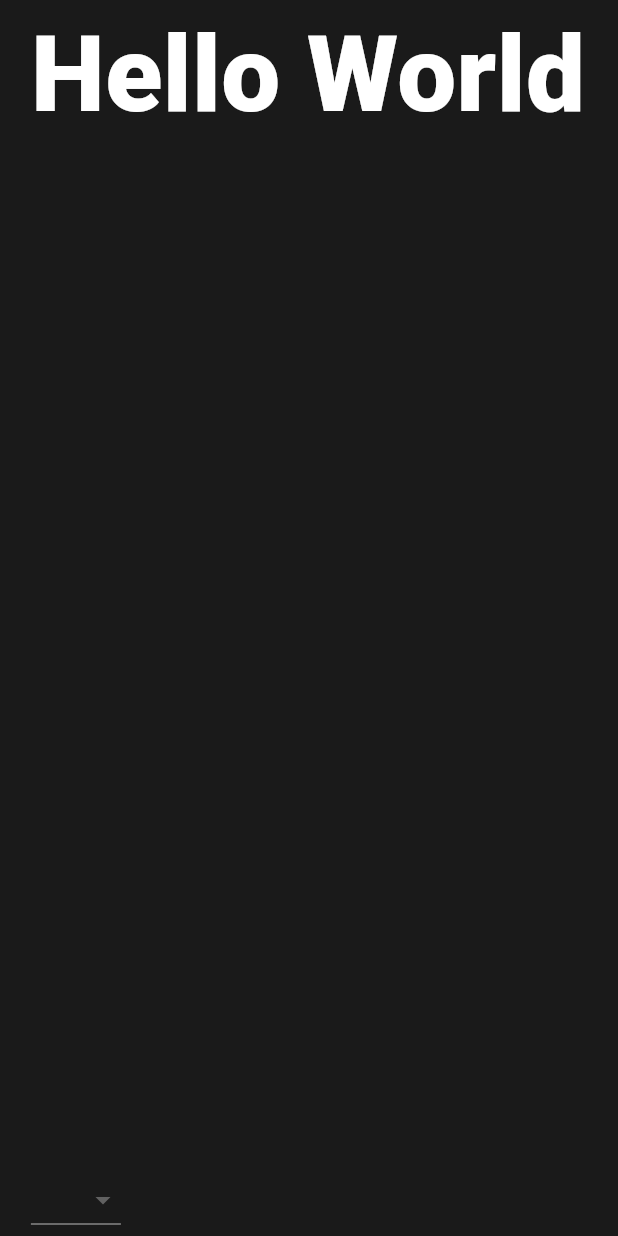
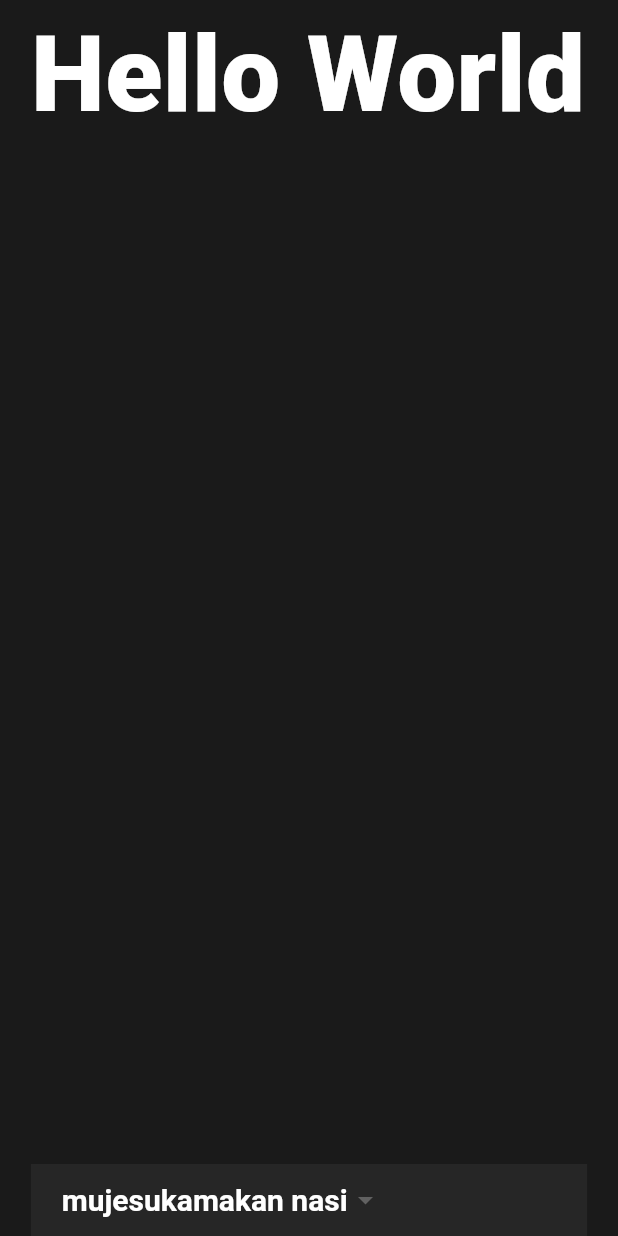
Before and after one commit to Amd-Muje/Tothemoon, a Flutter app: the screen it shows after launch, on a phone screen of 412 x 824 dp. Run offline on Flutter 3.47's test engine with Material 3 defaults, Android fonts, the light colour scheme and no system bars.

Commit message:
styling dropdown button

```diff
--- a/lib/pages/home_page.dart
+++ b/lib/pages/home_page.dart
@@ -53,18 +53,29 @@ class HomePage extends StatelessWidget {
   }
 
   Widget _destinationDropDownWidget() {
-    List<DropdownMenuItem<String>> _items = ['muje', 'wow'].map(
-      (e) {
-        return DropdownMenuItem(
-          child: Text(e),
-          value: e,
-        );
-      },
-    ).toList();
+    List<String> _items = ['mujesukamakan nasi', 'wow makan orang'];
     return Container(
+        padding: EdgeInsets.symmetric(horizontal: _deviceWidth * 0.05),
+        width: _deviceWidth,
+        decoration: BoxDecoration(
+          color: const Color.fromRGBO(38, 38, 38, 1.0),
+        ),
         child: DropdownButton(
-      onChanged: (_) {},
-      items: _items,
-    ));
+            value: _items.first,
+            onChanged: (_) {},
+            items: _items.map((e) {
+              return DropdownMenuItem(
+                value: e,
+                child: Text(e),
+              );
+            }).toList(),
+            underline: Container(),
+            dropdownColor: Color.fromRGBO(38, 38, 38, 1.0),
+            borderRadius: BorderRadius.circular(10),
+            style: const TextStyle(
+              color: Colors.white,
+              fontSize: 20,
+              fontWeight: FontWeight.w600,
+            )));
   }
 }
```
